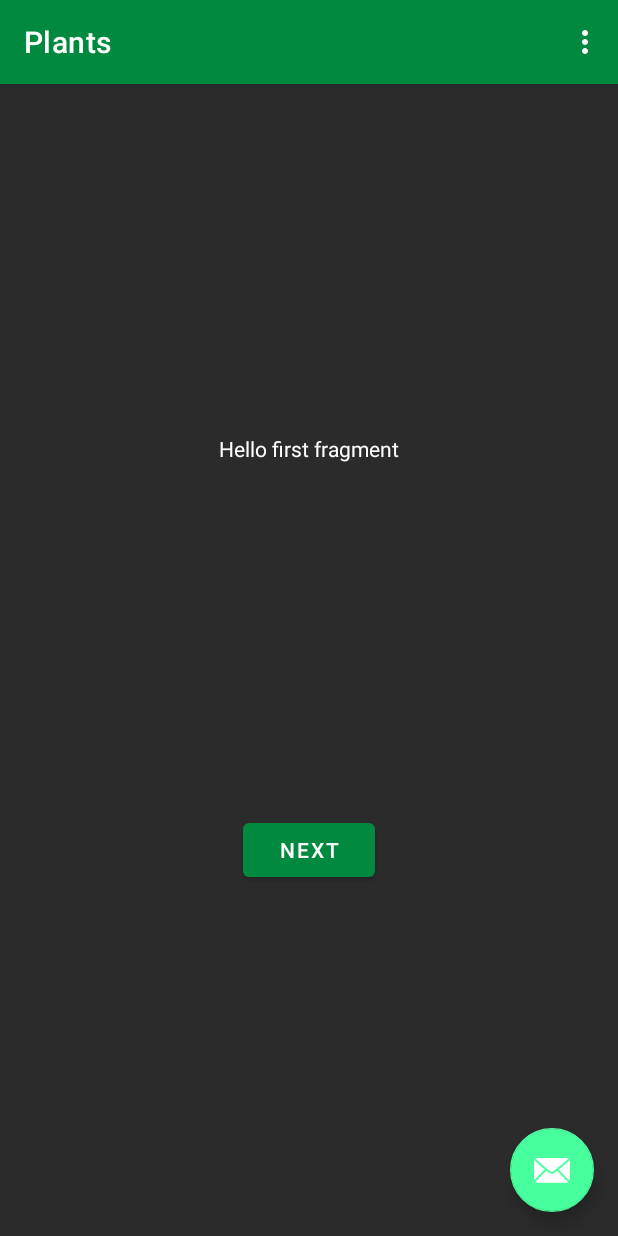
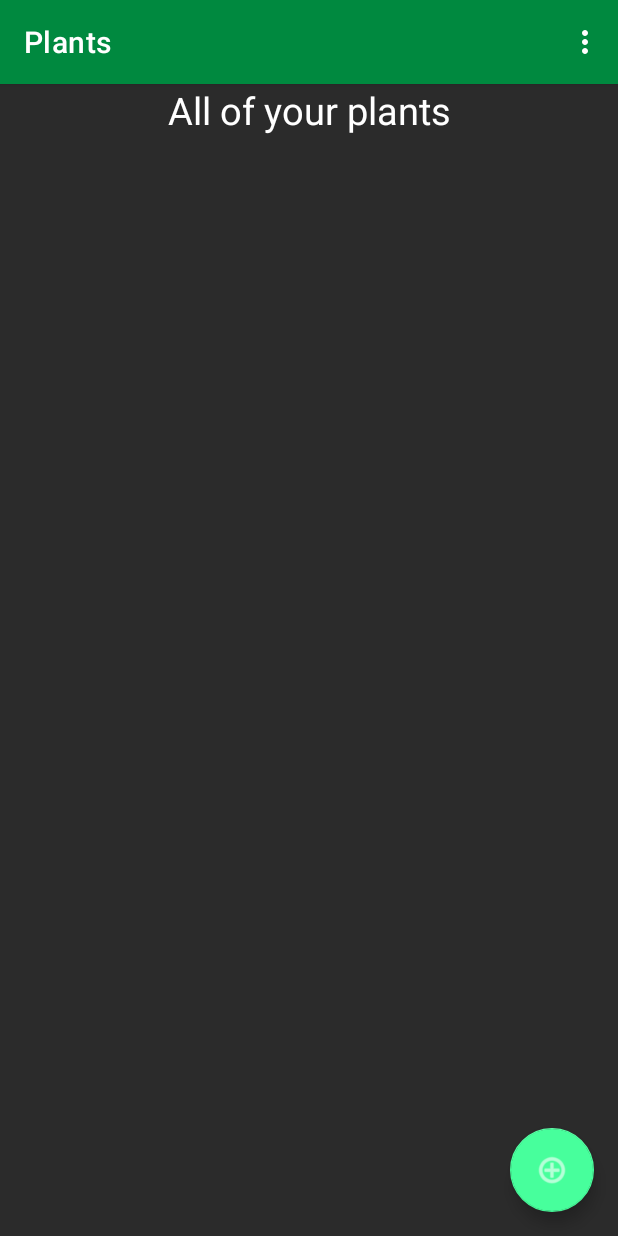
Before and after one commit to michalmusil/water_it, an Android app: the screen it shows after launch (MainActivity), on a phone screen of 412 x 824 dp. Run offline under Robolectric (Android 15) with nearby library versions, the phone set to English and light mode, and no system bars; our stand-ins replace navigation-ui; 1 statement that could not run was skipped.

Commit message:
DI architecture prepared, fragment with plants list recycler view prepared

```diff
--- a/app/src/main/AndroidManifest.xml
+++ b/app/src/main/AndroidManifest.xml
@@ -4,6 +4,7 @@
 
     <application
         android:allowBackup="false"
+        android:name=".WateritApplication"
         android:icon="@mipmap/ic_launcher"
         android:label="@string/app_name"
         android:roundIcon="@mipmap/ic_launcher_round"
--- /dev/null
+++ b/app/src/main/java/cz/mendelu/xmusil5/waterit/WateritApplication.kt
@@ -0,0 +1,20 @@
+package cz.mendelu.xmusil5.waterit
+
+import android.app.Application
+import cz.mendelu.xmusil5.waterit.di.daoModule
+import cz.mendelu.xmusil5.waterit.di.databaseModule
+import cz.mendelu.xmusil5.waterit.di.repositoryModule
+import cz.mendelu.xmusil5.waterit.di.viewModelModule
+import org.koin.android.ext.koin.androidContext
+import org.koin.core.context.startKoin
+
+class WateritApplication: Application() {
+
+    override fun onCreate() {
+        super.onCreate()
+        startKoin{
+            androidContext(applicationContext)
+            modules(databaseModule, daoModule, repositoryModule, viewModelModule)
+        }
+    }
+}
--- a/app/src/main/java/cz/mendelu/xmusil5/waterit/activities/MainActivity.kt
+++ b/app/src/main/java/cz/mendelu/xmusil5/waterit/activities/MainActivity.kt
@@ -29,10 +29,6 @@ class MainActivity : AppCompatActivity() {
         appBarConfiguration = AppBarConfiguration(navController.graph)
         setupActionBarWithNavController(navController, appBarConfiguration)
 
-        binding.fab.setOnClickListener { view ->
-            Snackbar.make(view, "Replace with your own action", Snackbar.LENGTH_LONG)
-                .setAction("Action", null).show()
-        }
     }
 
     override fun onCreateOptionsMenu(menu: Menu): Boolean {
--- /dev/null
+++ b/app/src/main/java/cz/mendelu/xmusil5/waterit/di/DaoModule.kt
@@ -0,0 +1,23 @@
+package cz.mendelu.xmusil5.waterit.di
+
+import cz.mendelu.xmusil5.waterit.database.WateritDatabase
+import cz.mendelu.xmusil5.waterit.database.daos.PlantsDao
+import cz.mendelu.xmusil5.waterit.database.daos.RoomsDao
+import org.koin.dsl.module
+
+val daoModule= module {
+    single {
+        providePlantsDao(get())
+    }
+    single {
+        provideRoomsDao(get())
+    }
+}
+
+fun provideRoomsDao(database: WateritDatabase): RoomsDao{
+    return database.roomsDao()
+}
+
+fun providePlantsDao(database: WateritDatabase): PlantsDao{
+    return database.plantsDao()
+}
--- /dev/null
+++ b/app/src/main/java/cz/mendelu/xmusil5/waterit/di/DatabaseModule.kt
@@ -0,0 +1,16 @@
+package cz.mendelu.xmusil5.waterit.di
+
+import android.content.Context
+import cz.mendelu.xmusil5.waterit.database.WateritDatabase
+import org.koin.android.ext.koin.androidContext
+import org.koin.dsl.module
+
+val databaseModule = module {
+    single {
+        provideDatabase(androidContext())
+    }
+}
+
+fun provideDatabase(context: Context): WateritDatabase{
+    return WateritDatabase.getDatabase(context)
+}
--- /dev/null
+++ b/app/src/main/java/cz/mendelu/xmusil5/waterit/di/RepositoryModule.kt
@@ -0,0 +1,26 @@
+package cz.mendelu.xmusil5.waterit.di
+
+import cz.mendelu.xmusil5.waterit.database.daos.PlantsDao
+import cz.mendelu.xmusil5.waterit.database.daos.RoomsDao
+import cz.mendelu.xmusil5.waterit.database.repositories.plants.IPlantsLocalRepository
+import cz.mendelu.xmusil5.waterit.database.repositories.plants.PlantsLocalRepositoryImpl
+import cz.mendelu.xmusil5.waterit.database.repositories.rooms.IRoomsLocalRepository
+import cz.mendelu.xmusil5.waterit.database.repositories.rooms.RoomsLocalRepositoryImpl
+import org.koin.dsl.module
+
+val repositoryModule = module {
+    single{
+        providePlantsLocalRepository(get())
+    }
+    single {
+        provideRoomsLocalRepository(get())
+    }
+}
+
+fun provideRoomsLocalRepository(roomsDao: RoomsDao): IRoomsLocalRepository{
+    return RoomsLocalRepositoryImpl(roomsDao)
+}
+
+fun providePlantsLocalRepository(plantsDao: PlantsDao): IPlantsLocalRepository{
+    return PlantsLocalRepositoryImpl(plantsDao)
+}
--- /dev/null
+++ b/app/src/main/java/cz/mendelu/xmusil5/waterit/di/ViewModelModule.kt
@@ -0,0 +1,15 @@
+package cz.mendelu.xmusil5.waterit.di
+
+import cz.mendelu.xmusil5.waterit.ui.plantdetail.PlantDetailViewModel
+import cz.mendelu.xmusil5.waterit.ui.plants.PlantsViewModel
+import org.koin.androidx.viewmodel.dsl.viewModel
+import org.koin.dsl.module
+
+val viewModelModule = module {
+    viewModel{
+        PlantsViewModel(get())
+    }
+    viewModel {
+        PlantDetailViewModel(get())
+    }
+}
--- a/app/src/main/java/cz/mendelu/xmusil5/waterit/ui/plants/PlantsFragment.kt
+++ b/app/src/main/java/cz/mendelu/xmusil5/waterit/ui/plants/PlantsFragment.kt
@@ -1,25 +1,102 @@
 package cz.mendelu.xmusil5.waterit.ui.plants
 
-import android.os.Bundle
-import androidx.fragment.app.Fragment
+
 import android.view.LayoutInflater
-import android.view.View
 import android.view.ViewGroup
-import androidx.navigation.fragment.findNavController
+import androidx.lifecycle.Observer
+import androidx.recyclerview.widget.DiffUtil
+import androidx.recyclerview.widget.LinearLayoutManager
+import androidx.recyclerview.widget.RecyclerView
 import cz.mendelu.xmusil5.waterit.architecture.BaseFragment
+import cz.mendelu.xmusil5.waterit.database.entities.DbPlant
 import cz.mendelu.xmusil5.waterit.databinding.FragmentPlantsBinding
+import cz.mendelu.xmusil5.waterit.databinding.ListItemPlantBinding
 
 
 class PlantsFragment : BaseFragment<FragmentPlantsBinding, PlantsViewModel>(PlantsViewModel::class) {
+
+    private val plantsList: MutableList<DbPlant> = mutableListOf()
+    private lateinit var layoutManager: LinearLayoutManager
+    private lateinit var plantsAdapter: PlantsRecyclerViewAdapter
 
     override val bindingInflater: (LayoutInflater) -> FragmentPlantsBinding
         get() = FragmentPlantsBinding::inflate
 
     override fun initViews() {
+        this.layoutManager = LinearLayoutManager(requireContext())
+        this.plantsAdapter = PlantsRecyclerViewAdapter()
 
+        val rw = this.binding.plantsRecyclerView
+        rw.layoutManager = this.layoutManager
+        rw.adapter = this.plantsAdapter
+        this.viewModel.getAll().observe(viewLifecycleOwner, object: Observer<MutableList<DbPlant>>{
+            override fun onChanged(t: MutableList<DbPlant>?) {
+                //updating views in recyclerview
+                val callback = PlantsDiffUtils(plantsList, t!!)
+                val result = DiffUtil.calculateDiff(callback)
+                result.dispatchUpdatesTo(plantsAdapter)
+
+                plantsList.clear()
+                plantsList.addAll(t!!)
+            }
+
+        })
     }
 
     override fun onActivityCreated() {
 
     }
+
+
+
+
+    inner class PlantsRecyclerViewAdapter: RecyclerView.Adapter<PlantsRecyclerViewAdapter.PlantViewHolder>(){
+
+        inner class PlantViewHolder(val binding: ListItemPlantBinding): RecyclerView.ViewHolder(binding.root){}
+
+        override fun onCreateViewHolder(parent: ViewGroup, viewType: Int): PlantViewHolder {
+            return PlantViewHolder(ListItemPlantBinding.inflate(LayoutInflater.from(parent.context), parent, false))
+        }
+
+        override fun onBindViewHolder(holder: PlantViewHolder, position: Int) {
+            val bindedPlant = plantsList.get(position)
+
+            holder.binding.plantName.text = bindedPlant.name
+            holder.binding.plantSpecies.text = bindedPlant.species
+            if(bindedPlant.picture != null) {
+                holder.binding.plantImageContainer.setImageBitmap(bindedPlant.picture)
+            }
+        }
+
+        override fun getItemCount(): Int {
+            return plantsList.size
+        }
+    }
+
+    //Class for comparing two lists - to find out which items to update in the adapter
+    inner class PlantsDiffUtils(private val oldList: MutableList<DbPlant>,
+                              private val newList: MutableList<DbPlant>): DiffUtil.Callback(){
+        override fun getOldListSize(): Int {
+            return oldList.size
+        }
+
+        override fun getNewListSize(): Int {
+            return newList.size
+        }
+
+        override fun areItemsTheSame(oldItemPosition: Int, newItemPosition: Int): Boolean {
+            return oldList[oldItemPosition].id == newList[newItemPosition].id
+        }
+
+        override fun areContentsTheSame(oldItemPosition: Int, newItemPosition: Int): Boolean {
+            return oldList[oldItemPosition].name == newList[newItemPosition].name
+                    && oldList[oldItemPosition].species == newList[newItemPosition].species
+                    && oldList[oldItemPosition].roomId == newList[newItemPosition].roomId
+                    && oldList[oldItemPosition].picture == newList[newItemPosition].picture
+                    && oldList[oldItemPosition].dateOfPlanting == newList[newItemPosition].dateOfPlanting
+                    && oldList[oldItemPosition].lastWatered == newList[newItemPosition].lastWatered
+                    && oldList[oldItemPosition].daysBetweenWatering == newList[newItemPosition].daysBetweenWatering
+                    && oldList[oldItemPosition].description == newList[newItemPosition].description
+        }
+    }
 }
--- a/app/src/main/res/layout/activity_main.xml
+++ b/app/src/main/res/layout/activity_main.xml
@@ -22,13 +22,4 @@
 
     <include layout="@layout/content_main" />
 
-    <com.google.android.material.floatingactionbutton.FloatingActionButton
-        android:id="@+id/fab"
-        android:layout_width="wrap_content"
-        android:layout_height="wrap_content"
-        android:layout_gravity="bottom|end"
-        android:layout_marginEnd="@dimen/fab_margin"
-        android:layout_marginBottom="16dp"
-        app:srcCompat="@android:drawable/ic_dialog_email" />
-
 </androidx.coordinatorlayout.widget.CoordinatorLayout>
--- a/app/src/main/res/layout/fragment_plants.xml
+++ b/app/src/main/res/layout/fragment_plants.xml
@@ -1,28 +1,45 @@
 <?xml version="1.0" encoding="utf-8"?>
-<androidx.constraintlayout.widget.ConstraintLayout xmlns:android="http://schemas.android.com/apk/res/android"
+<androidx.coordinatorlayout.widget.CoordinatorLayout xmlns:android="http://schemas.android.com/apk/res/android"
     xmlns:app="http://schemas.android.com/apk/res-auto"
     xmlns:tools="http://schemas.android.com/tools"
     android:layout_width="match_parent"
     android:layout_height="match_parent"
     tools:context=".ui.plants.PlantsFragment">
 
+    <androidx.constraintlayout.widget.ConstraintLayout
+        android:layout_width="match_parent"
+        android:layout_height="match_parent">
+
         <TextView
-        android:id="@+id/textview_first"
-        android:layout_width="wrap_content"
-        android:layout_height="wrap_content"
-        android:text="@string/hello_first_fragment"
-        app:layout_constraintBottom_toTopOf="@id/button_first"
+            android:id="@+id/plantsListTopText"
+            android:layout_width="match_parent"
+            android:layout_height="40dp"
+            android:text="@string/plantsList_topText"
+            android:textAlignment="center"
+            android:textSize="25sp"
             app:layout_constraintEnd_toEndOf="parent"
             app:layout_constraintStart_toStartOf="parent"
             app:layout_constraintTop_toTopOf="parent" />
 
-    <Button
-        android:id="@+id/button_first"
-        android:layout_width="wrap_content"
-        android:layout_height="wrap_content"
-        android:text="@string/next"
+        <androidx.recyclerview.widget.RecyclerView
+            android:id="@+id/plantsRecyclerView"
+            android:layout_width="match_parent"
+            android:layout_height="0dp"
+            android:layout_marginTop="10dp"
             app:layout_constraintBottom_toBottomOf="parent"
             app:layout_constraintEnd_toEndOf="parent"
             app:layout_constraintStart_toStartOf="parent"
-        app:layout_constraintTop_toBottomOf="@id/textview_first" />
+            app:layout_constraintTop_toBottomOf="@+id/plantsListTopText" />
+
     </androidx.constraintlayout.widget.ConstraintLayout>
+
+    <com.google.android.material.floatingactionbutton.FloatingActionButton
+        android:id="@+id/addPlantFab"
+        android:layout_width="wrap_content"
+        android:layout_height="wrap_content"
+        android:layout_gravity="bottom|end"
+        android:layout_marginEnd="@dimen/fab_margin"
+        android:layout_marginBottom="16dp"
+        app:srcCompat="@android:drawable/ic_menu_add" />
+
+</androidx.coordinatorlayout.widget.CoordinatorLayout>
--- a/app/src/main/res/values/strings.xml
+++ b/app/src/main/res/values/strings.xml
@@ -9,4 +9,8 @@
 
     <string name="hello_first_fragment">Hello first fragment</string>
     <string name="hello_second_fragment">Hello second fragment. Arg: %1$s</string>
+
+    <!-- Plants list -->
+    <string name="plantsList_topText">All of your plants</string>
+
 </resources>
```
Also changed, not shown: app/src/main/java/cz/mendelu/xmusil5/waterit/ui/plantdetail/PlantDetailViewModel.kt (+7 -1 lines), app/src/main/java/cz/mendelu/xmusil5/waterit/ui/plants/PlantsViewModel.kt (+8 -1 lines), app/src/main/res/drawable/ic_baseline_local_florist_24.xml (added, +10 -0 lines), app/src/main/res/layout/list_item_plant.xml (added, +47 -0 lines), app/src/main/res/values/slyles.xml (added, +9 -0 lines). Lines whose indentation alone changed are shown as unchanged.
